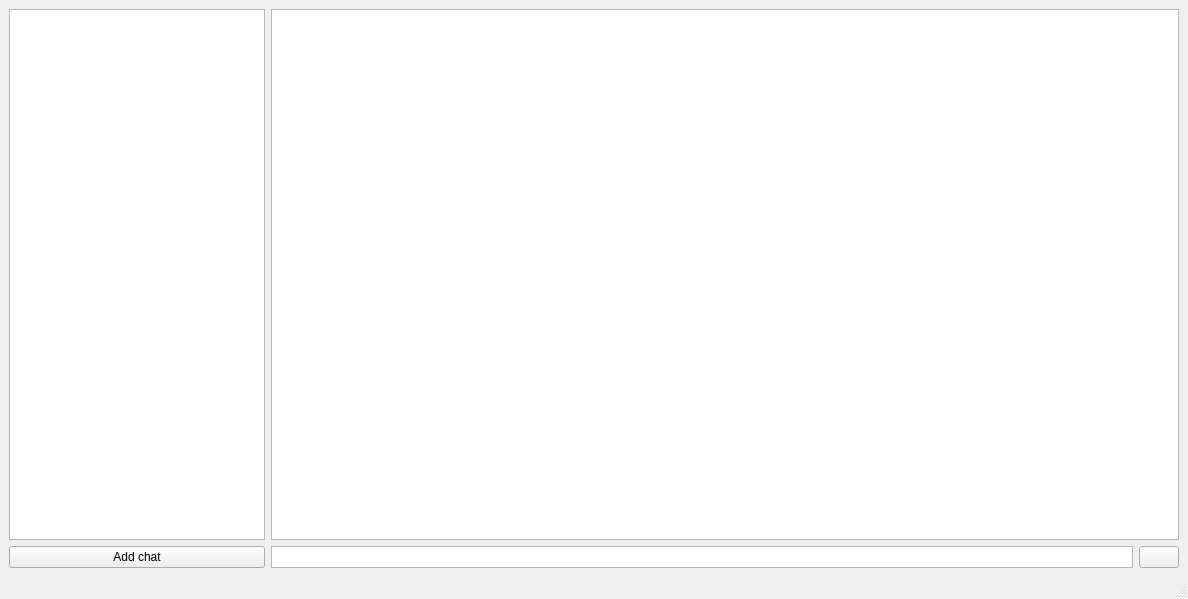
Qt form client/mainwindow.ui (khram2003/BPKproject) before a commit.
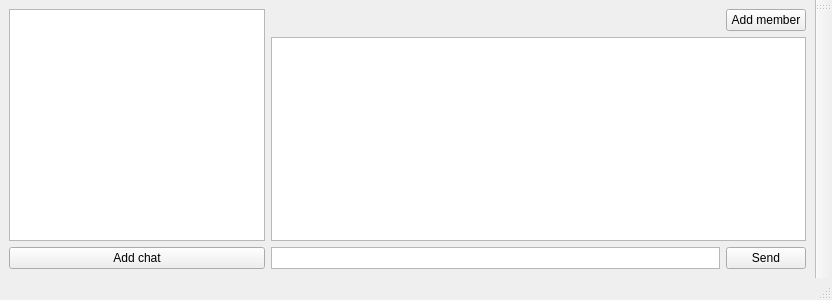
The same form after that commit.

Commit message: add member to chat

Diff of the .ui file:
```diff
--- a/client/mainwindow.ui
+++ b/client/mainwindow.ui
@@ -6,8 +6,8 @@
    <rect>
     <x>0</x>
     <y>0</y>
-    <width>1188</width>
-    <height>599</height>
+    <width>832</width>
+    <height>300</height>
    </rect>
   </property>
   <property name="windowTitle">
@@ -43,11 +43,38 @@
      </layout>
     </item>
     <item row="0" column="1">
-     <layout class="QGridLayout" name="gridLayout" rowstretch="0,0">
+     <layout class="QGridLayout" name="gridLayout" rowstretch="0,0,0,0,0">
       <property name="sizeConstraint">
        <enum>QLayout::SetDefaultConstraint</enum>
       </property>
-      <item row="0" column="0">
+      <item row="1" column="0">
+       <layout class="QHBoxLayout" name="horizontalLayout_2">
+        <item>
+         <widget class="QLabel" name="label">
+          <property name="autoFillBackground">
+           <bool>true</bool>
+          </property>
+          <property name="text">
+           <string/>
+          </property>
+         </widget>
+        </item>
+        <item>
+         <widget class="QPushButton" name="memberButton">
+          <property name="sizePolicy">
+           <sizepolicy hsizetype="Fixed" vsizetype="Fixed">
+            <horstretch>0</horstretch>
+            <verstretch>0</verstretch>
+           </sizepolicy>
+          </property>
+          <property name="text">
+           <string>Add member</string>
+          </property>
+         </widget>
+        </item>
+       </layout>
+      </item>
+      <item row="3" column="0">
        <widget class="QListWidget" name="listWidget">
         <property name="sizePolicy">
          <sizepolicy hsizetype="Expanding" vsizetype="Expanding">
@@ -57,7 +84,7 @@
         </property>
        </widget>
       </item>
-      <item row="1" column="0">
+      <item row="4" column="0">
        <layout class="QHBoxLayout" name="horizontalLayout">
         <item>
          <widget class="QTextEdit" name="textEdit">
@@ -87,7 +114,7 @@
            </sizepolicy>
           </property>
           <property name="text">
-           <string/>
+           <string>Send</string>
           </property>
           <property name="shortcut">
            <string>Return</string>
@@ -111,6 +138,17 @@
    </property>
   </widget>
   <widget class="QStatusBar" name="statusbar"/>
+  <widget class="QToolBar" name="toolBar">
+   <property name="windowTitle">
+    <string>toolBar</string>
+   </property>
+   <attribute name="toolBarArea">
+    <enum>RightToolBarArea</enum>
+   </attribute>
+   <attribute name="toolBarBreak">
+    <bool>false</bool>
+   </attribute>
+  </widget>
  </widget>
  <resources/>
  <connections/>
```
Left out of the diff: 10 changed lines with no effect on the pictures. The commit also changes 13 other files.
